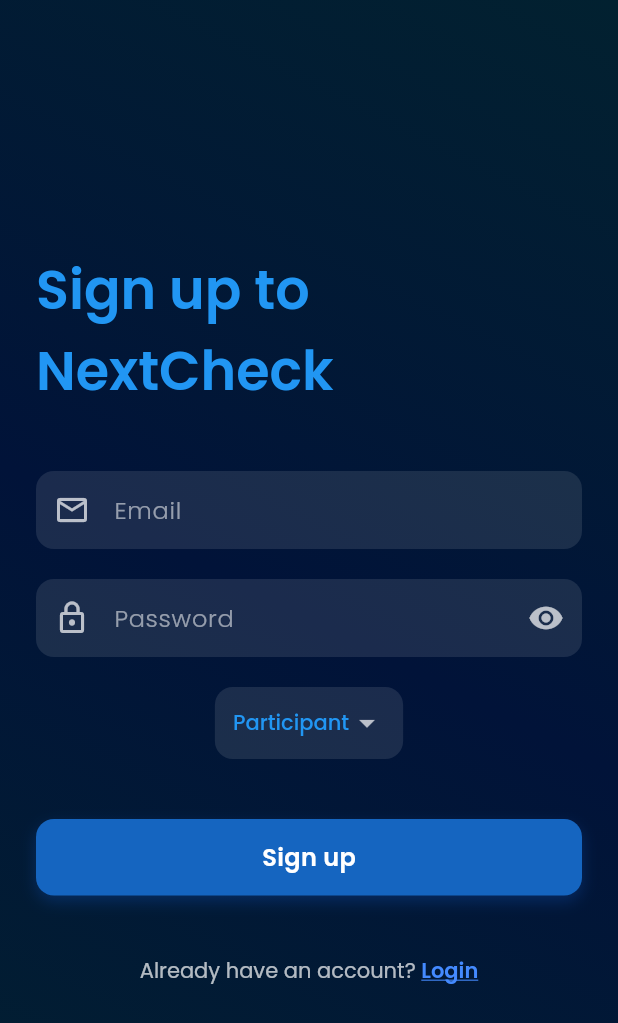
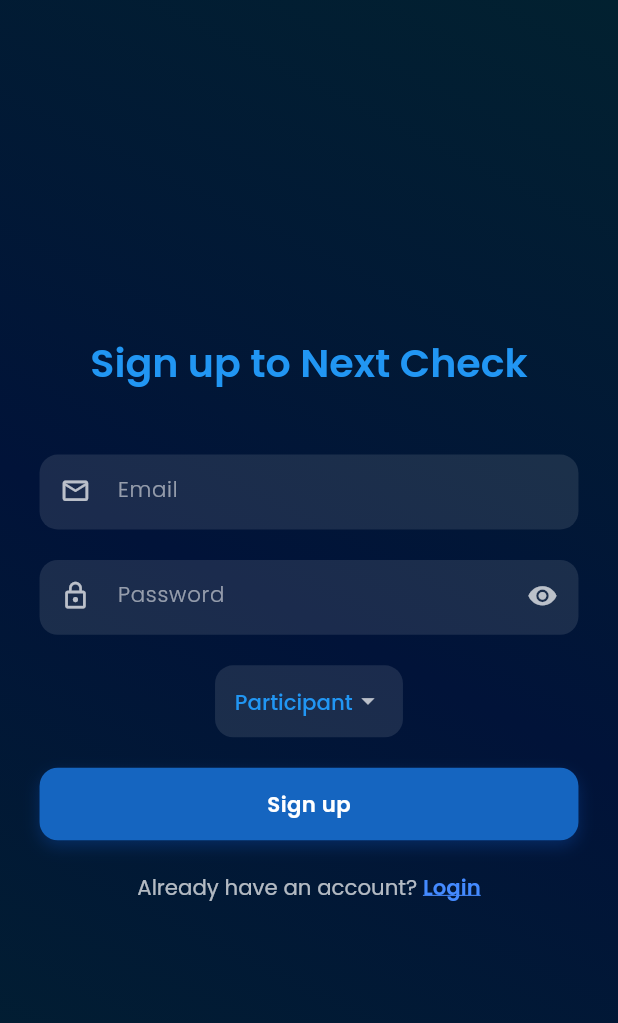
Before and after one commit to hunter7149/NextCheck, a Flutter app: the SignupView screen opened by its route, on a phone screen of 412 x 824 dp. Shown: the top 1023 px of the screen. Run offline on Flutter 3.47's test engine with Material 3 defaults, Android fonts, the phone set to English and light mode, and no system bars; drawn by our look-alikes of animated_text_kit, zoom_tap_animation; our stand-ins replace cloud_firestore, firebase_auth, firebase_core, flutter_screenutil, flutter_spinkit, geolocator and 4 more; missing offline and left inert: zo_animated_border; accounts and stored records are empty; network calls fail.

Commit message:
Bug fixes

```diff
--- a/lib/app/modules/loginscreen/views/loginscreen_view.dart
+++ b/lib/app/modules/loginscreen/views/loginscreen_view.dart
@@ -152,7 +152,7 @@
           border: InputBorder.none,
           contentPadding: EdgeInsets.symmetric(
             horizontal: 16.w,
-            vertical: isPortrait ? 14.sp : 4.sp,
+            vertical: isPortrait ? 14.sp : 3.sp,
           ),
         ),
       ),
--- a/lib/app/modules/signup/views/signup_view.dart
+++ b/lib/app/modules/signup/views/signup_view.dart
@@ -2,6 +2,7 @@
 import 'package:flutter/gestures.dart';
 import 'package:flutter/material.dart';
 import 'package:flutter_spinkit/flutter_spinkit.dart';
+import 'package:flutter_screenutil/flutter_screenutil.dart';
 import 'package:get/get.dart';
 import 'package:google_fonts/google_fonts.dart';
 import 'package:next_check/app/Colors/appcolors.dart';
@@ -16,20 +17,12 @@
   @override
   Widget build(BuildContext context) {
     final size = MediaQuery.of(context).size;
+    final isPortrait = size.height > size.width;
 
     return Scaffold(
-      body: LayoutBuilder(
-        builder: (context, constraints) {
-          final isLandscape = constraints.maxWidth > constraints.maxHeight;
-          final horizontalPadding = isLandscape
-              ? constraints.maxWidth * 0.2
-              : 24.0;
-          final verticalSpacing = isLandscape ? 20.0 : 40.0;
-
-          return Container(
-            width: constraints.maxWidth,
-            height: constraints.maxHeight,
-            padding: EdgeInsets.symmetric(horizontal: horizontalPadding),
+      body: Container(
+        width: size.width,
+        height: size.height,
         decoration: BoxDecoration(
           gradient: AppColors.backGroundGradientBlack(),
         ),
@@ -37,22 +30,33 @@
           child: SingleChildScrollView(
             physics: const BouncingScrollPhysics(),
             child: ConstrainedBox(
-                  constraints: BoxConstraints(maxWidth: 500),
+              constraints: BoxConstraints(maxWidth: 600.w),
+              child: Padding(
+                padding: EdgeInsets.symmetric(
+                  horizontal: isPortrait ? 24.w : 60.w,
+                  vertical: 20.h,
+                ),
                 child: Column(
                   mainAxisAlignment: MainAxisAlignment.center,
                   children: [
-                      _topTitle(isLandscape: isLandscape),
-                      SizedBox(height: verticalSpacing),
+                    _topTitle(isPortrait: isPortrait),
+                    SizedBox(height: isPortrait ? 40.h : 20.h),
+
+                    // Email
                     _inputField(
                       controller: controller.emailController,
                       hint: "Email",
                       icon: Icons.email_outlined,
                       keyboardType: TextInputType.emailAddress,
+                      isPortrait: isPortrait
                     ),
-                      SizedBox(height: verticalSpacing / 2),
+                    SizedBox(height: 20.h),
+
+                    // Password
                     Obx(
                       () => _inputField(
                         controller: controller.passwordController,
+                        isPortrait: isPortrait,
                         hint: "Password",
                         icon: Icons.lock_outline,
                         obscureText: controller.isObsecure.value,
@@ -65,51 +69,57 @@
                                 ? Icons.visibility
                                 : Icons.visibility_off,
                             color: Colors.white70,
+                            size: isPortrait ? 20.sp : 10.sp,
                           ),
                         ),
                       ),
                     ),
-                      SizedBox(height: verticalSpacing / 2),
-                      _roleSelector(),
-                      SizedBox(height: verticalSpacing),
+                    SizedBox(height: 20.h),
+
+                    // Role selector
+                    _roleSelector(isPortrait: isPortrait),
+                    SizedBox(height:isPortrait ? 20.h : 10.h),
+
+                    // Signup button or loader
                     Obx(
                       () => controller.isSigningUp.value
                           ? const SpinKitPulse(color: Colors.white, size: 40)
-                            : _signupButton(),
+                          : _signupButton(isPortrait: isPortrait),
                     ),
-                      SizedBox(height: verticalSpacing),
-                      _signupText(),
+                    SizedBox(height:isPortrait ? 20.h : 10.h ),
+
+                    // Text: Already have account
+                    _signupText(isPortrait: isPortrait),
                   ],
                 ),
               ),
             ),
           ),
-          );
-        },
+        ),
       ),
     );
   }
 
-  Widget _topTitle({bool isLandscape = false}) {
-    return SizedBox(
-      child: DefaultTextStyle(
+  Widget _topTitle({required bool isPortrait}) {
+    return DefaultTextStyle(
       textAlign: TextAlign.center,
       style: GoogleFonts.poppins(
-          fontSize: isLandscape ? 28 : 36,
+        fontSize: isPortrait ? 26.sp : 20.sp,
         fontWeight: FontWeight.w600,
         color: Colors.white,
       ),
       child: AnimatedTextKit(
         animatedTexts: [
           ColorizeAnimatedText(
-              'Sign up to NextCheck',
-              textStyle: GoogleFonts.poppins(fontSize: isLandscape ? 28 : 36),
+            'Sign up to Next Check',
+            textStyle: GoogleFonts.poppins(
+              fontSize: isPortrait ? 26.sp : 20.sp,
+            ),
             speed: const Duration(milliseconds: 1000),
             colors: [Colors.blue, Colors.purple, Colors.pink],
           ),
         ],
         repeatForever: true,
-        ),
       ),
     );
   }
@@ -121,41 +131,51 @@
   TextInputType keyboardType = TextInputType.text,
   bool obscureText = false,
   Widget? suffix,
+  required bool isPortrait,
 }) {
+  // Calculate font size and vertical padding
+  final fontSize = isPortrait ? 14.sp : 8.sp;
+  final verticalPadding = isPortrait ? 12.h : 6.h;
+
+  // Calculate container height to fit text + padding
+  final containerHeight = fontSize * 1.8 + verticalPadding * 2;
+
   return Container(
+    height: containerHeight,
     decoration: BoxDecoration(
       color: Colors.white10,
-        borderRadius: BorderRadius.circular(12),
+      borderRadius: BorderRadius.circular(12.r),
     ),
     child: TextField(
       controller: controller,
       obscureText: obscureText,
       keyboardType: keyboardType,
-        style: const TextStyle(color: Colors.white),
+      style: TextStyle(color: Colors.white, fontSize: fontSize),
       decoration: InputDecoration(
-          prefixIcon: Icon(icon, color: Colors.white70),
+        prefixIcon: Icon(icon, color: Colors.white70, size: fontSize + 6.sp),
         suffixIcon: suffix,
         hintText: hint,
         hintStyle: GoogleFonts.poppins(
           color: Colors.white54,
           fontWeight: FontWeight.w300,
+          fontSize: fontSize,
         ),
         border: InputBorder.none,
-          contentPadding: const EdgeInsets.symmetric(
-            vertical: 14,
-            horizontal: 12,
+        contentPadding: EdgeInsets.symmetric(
+          vertical: verticalPadding,
+          horizontal: 12.w,
         ),
       ),
     ),
   );
 }
 
-  Widget _roleSelector() {
+  Widget _roleSelector({required bool isPortrait}) {
     return Container(
-      padding: const EdgeInsets.symmetric(horizontal: 12),
+      padding: EdgeInsets.symmetric(horizontal: 12.w),
       decoration: BoxDecoration(
         color: Colors.white10,
-        borderRadius: BorderRadius.circular(12),
+        borderRadius: BorderRadius.circular(12.r),
       ),
       child: Obx(
         () => DropdownButtonHideUnderline(
@@ -165,13 +185,17 @@
             style: GoogleFonts.poppins(
               color: Colors.blue,
               fontWeight: FontWeight.w500,
+              fontSize: 14.sp,
             ),
-            icon: const Icon(Icons.arrow_drop_down, color: Colors.white70),
+            icon: Icon(Icons.arrow_drop_down, color: Colors.white70, size: isPortrait ? 20.sp : 10.sp,),
             items: ["host", "participant"]
                 .map(
                   (role) => DropdownMenuItem(
                     value: role,
-                    child: Text(role[0].toUpperCase() + role.substring(1)),
+                    child: Text(
+                      role[0].toUpperCase() + role.substring(1),
+                      style: TextStyle(fontSize: isPortrait ? 14.sp : 8.sp,),
+                    ),
                   ),
                 )
                 .toList(),
@@ -182,20 +206,20 @@
     );
   }
 
-  Widget _signupButton() {
+  Widget _signupButton({required bool isPortrait}) {
     return ZoomTapAnimation(
       onTap: () => controller.signupProccess(),
       child: Container(
         width: double.infinity,
-        padding: const EdgeInsets.symmetric(vertical: 14),
+        padding: EdgeInsets.symmetric(vertical: 14.h),
         decoration: BoxDecoration(
           color: Colors.blue.shade800,
-          borderRadius: BorderRadius.circular(12),
+          borderRadius: BorderRadius.circular(12.r),
           boxShadow: [
             BoxShadow(
               color: Colors.blue.shade900.withOpacity(0.4),
-              blurRadius: 8,
-              offset: const Offset(0, 4),
+              blurRadius: 8.r,
+              offset: Offset(0, 4.h),
             ),
           ],
         ),
@@ -204,7 +228,7 @@
             "Sign up",
             style: GoogleFonts.poppins(
               color: Colors.white,
-              fontSize: 16,
+              fontSize: isPortrait ? 14.sp : 8.sp,
               fontWeight: FontWeight.w600,
             ),
           ),
@@ -213,13 +237,13 @@
     );
   }
 
-  Widget _signupText() {
+  Widget _signupText({required bool isPortrait}) {
     return RichText(
       text: TextSpan(
         text: "Already have an account? ",
         style: GoogleFonts.poppins(
           color: Colors.white70,
-          fontSize: 14,
+          fontSize: isPortrait ? 14.sp : 8.sp,
           fontWeight: FontWeight.w400,
         ),
         children: [
@@ -229,7 +253,7 @@
             text: "Login",
             style: GoogleFonts.poppins(
               color: Colors.blueAccent,
-              fontSize: 14,
+              fontSize: isPortrait ? 14.sp : 8.sp,
               fontWeight: FontWeight.w600,
               decoration: TextDecoration.underline,
             ),
```
Also changed, not shown: lib/app/modules/activeusers/controllers/activeusers_controller.dart (+4 -14 lines), lib/app/modules/activeusers/isolates/distance_calculator.dart (+13 -22 lines), lib/app/modules/checkin/controllers/checkin_controller.dart (+59 -60 lines), lib/app/modules/checkin/isolate/checkin_isolate.dart (+22 -19 lines), lib/app/modules/checkin/views/checkin_view.dart (+7 -7 lines), lib/app/modules/home/views/home_view.dart (+18 -5 lines). Lines whose indentation alone changed are shown as unchanged.
